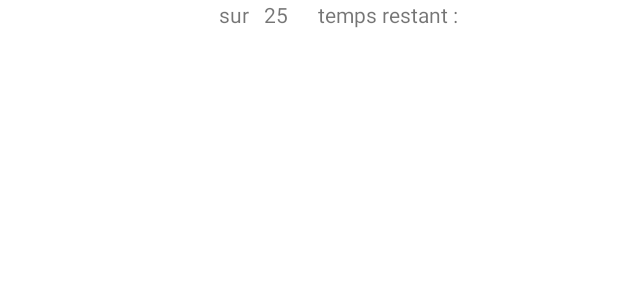
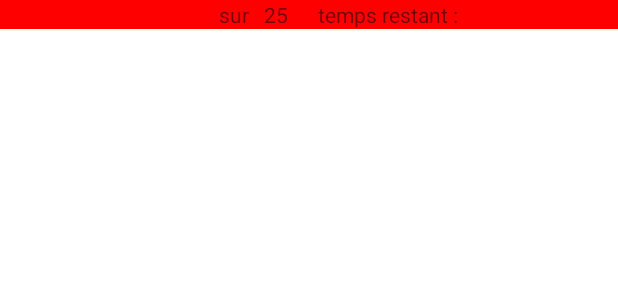
Before and after one commit to ArnoVoxel/cTAlutte, an Android app: the layout menu_fragment.xml on its own in the app's theme, with its tools: preview values and no code run, on a phone screen of 412 x 824 dp. Shown: the top 300 px of the screen. Run offline under Robolectric (Android 15) with nearby library versions, the phone set to English and light mode, and no system bars.

Commit message:
fond écran activité Pierre + bakcground fragment

```diff
--- a/app/src/main/res/layout/menu_fragment.xml
+++ b/app/src/main/res/layout/menu_fragment.xml
@@ -6,6 +6,7 @@
     <LinearLayout
         android:layout_width="match_parent"
         android:layout_height="wrap_content"
+        android:background="#FF0000"
         android:orientation="horizontal"
         android:gravity="center_horizontal"
         >
```
Also changed, not shown: app/src/main/res/layout/activity_casse_pierre.xml (+9 -1 lines), app/src/main/res/drawable/fond_pierre_sm_169.png (added).
